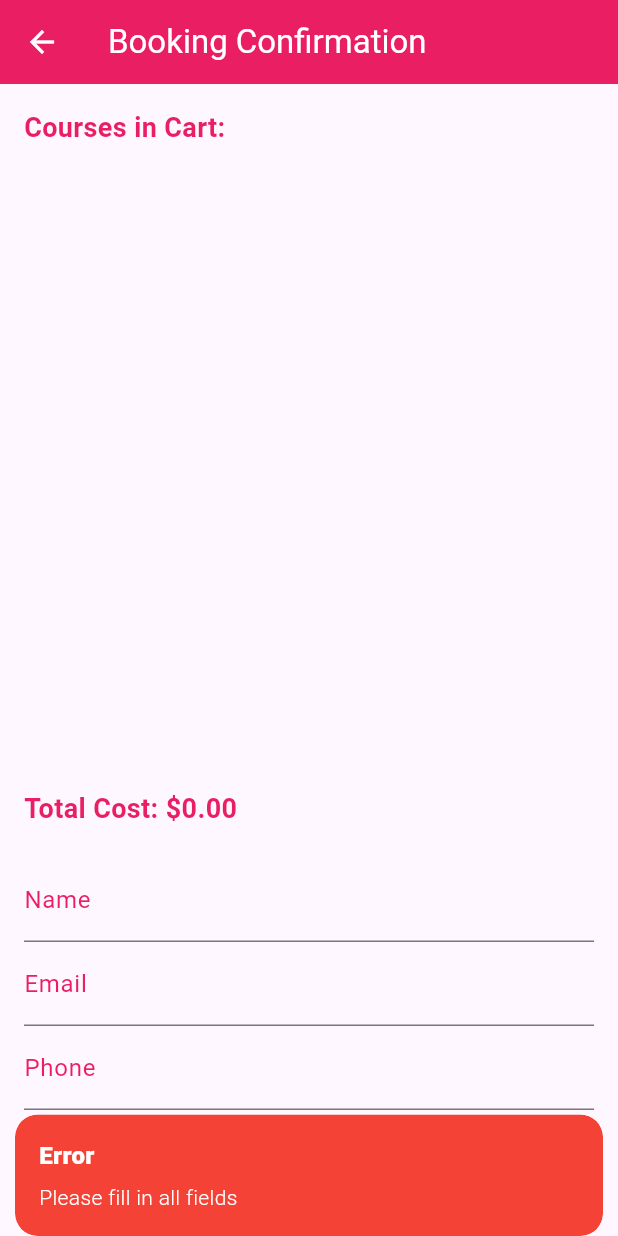
After one commit to oga-tsukimori/universal_yoga_customer_app, a Flutter app: the BookingPage screen opened directly, after a tap on "Confirm", on a phone screen of 412 x 824 dp. The commit adds this screen. Run offline on Flutter 3.47's test engine with Material 3 defaults, Android fonts, the phone set to English and light mode, and no system bars; our stand-ins replace cloud_firestore, firebase_core, get; accounts and stored records are empty.

Commit message:
refactor cart and booking page

```diff
--- a/lib/components/course_card.dart
+++ b/lib/components/course_card.dart
@@ -3,6 +3,7 @@ import 'package:get/get.dart';
 import '../controllers/course_controller.dart';
 import '../models/class_model.dart';
 import '../models/course_model.dart';
+import '../pages/booking_page.dart';
 import 'class_card.dart';
 
 class CourseCard extends StatelessWidget {
@@ -76,27 +77,11 @@ class CourseCard extends StatelessWidget {
                   mainAxisAlignment: MainAxisAlignment.center,
                   children: [
                     ElevatedButton(
-                      onPressed: (!isInCart && !isCourseInCart)
-                          ? () {
-                              courseController.addToCart(course);
-                              Get.snackbar(
-                                'Course Added',
-                                '${course.description} has been added to your cart.',
-                                snackPosition: SnackPosition.BOTTOM,
-                                backgroundColor: Colors.green,
-                                colorText: Colors.white,
-                              );
-                            }
-                          : () {
-                              courseController.removeFromCart(course);
-                              Get.snackbar(
-                                'Course Removed',
-                                '${course.description} has been removed from your cart.',
-                                snackPosition: SnackPosition.BOTTOM,
-                                backgroundColor: Colors.red,
-                                colorText: Colors.white,
-                              );
-                            },
+                      onPressed: () {
+                        (!isInCart && !isCourseInCart)
+                            ? courseController.addToCart(course)
+                            : courseController.removeFromCart(course);
+                      },
                       style: ElevatedButton.styleFrom(
                         foregroundColor: Colors.pink,
                         backgroundColor: Colors.white,
@@ -112,7 +97,7 @@ class CourseCard extends StatelessWidget {
                         padding: const EdgeInsets.only(left: 28),
                         child: ElevatedButton(
                           onPressed: () {
-                            // Book Now functionality
+                            Get.to(() => BookingPage());
                           },
                           style: ElevatedButton.styleFrom(
                             foregroundColor: Colors.white,
--- a/lib/controllers/course_controller.dart
+++ b/lib/controllers/course_controller.dart
@@ -1,4 +1,5 @@
 // controllers/course_controller.dart
+import 'package:flutter/material.dart';
 import 'package:get/get.dart';
 import 'package:cloud_firestore/cloud_firestore.dart';
 import 'dart:math';
@@ -72,11 +73,49 @@ class CourseController extends GetxController {
   void addToCart(Course course) {
     if (!cart.contains(course)) {
       cart.add(course);
+      Get.snackbar(
+        'Course Added',
+        '${course.description} has been added to your cart.',
+        snackPosition: SnackPosition.BOTTOM,
+        backgroundColor: Colors.green,
+        colorText: Colors.white,
+      );
     }
   }
 
   void removeFromCart(Course course) {
     cart.remove(course);
+    Get.snackbar(
+      'Course Removed',
+      '${course.description} has been removed from your cart.',
+      snackPosition: SnackPosition.BOTTOM,
+      backgroundColor: Colors.red,
+      colorText: Colors.white,
+    );
+  }
+
+  Future<void> confirmBooking({
+    required String name,
+    required String email,
+    required String phone,
+  }) async {
+    await _firestore.collection('users').add({
+      'name': name,
+      'email': email,
+      'phone': phone,
+      'courses': cart.map((course) => course.id).toList(),
+    });
+
+    Get.snackbar(
+      'Success',
+      'Booking confirmed!',
+      snackPosition: SnackPosition.BOTTOM,
+      backgroundColor: Colors.green,
+      colorText: Colors.white,
+    );
+
+    cart.clear();
+    Get.back();
   }
 
   void addDummyData() async {
--- /dev/null
+++ b/lib/pages/booking_page.dart
@@ -0,0 +1,167 @@
+import 'package:flutter/material.dart';
+import 'package:get/get.dart';
+import '../controllers/course_controller.dart';
+
+class BookingPage extends StatelessWidget {
+  final CourseController courseController = Get.find();
+  final TextEditingController nameController = TextEditingController();
+  final TextEditingController emailController = TextEditingController();
+  final TextEditingController phoneController = TextEditingController();
+
+  BookingPage({super.key});
+
+  @override
+  Widget build(BuildContext context) {
+    return Scaffold(
+      appBar: AppBar(
+        leading: IconButton(
+          icon: const Icon(Icons.arrow_back, color: Colors.white),
+          onPressed: () => Navigator.of(context).pop(),
+        ),
+        title: const Text(
+          'Booking Confirmation',
+          style: TextStyle(color: Colors.white),
+        ),
+        backgroundColor: Colors.pink,
+      ),
+      body: Padding(
+        padding: const EdgeInsets.all(16.0),
+        child: Column(
+          crossAxisAlignment: CrossAxisAlignment.start,
+          children: [
+            const Text(
+              'Courses in Cart:',
+              style: TextStyle(
+                fontSize: 18,
+                fontWeight: FontWeight.bold,
+                color: Colors.pink,
+              ),
+            ),
+            const SizedBox(height: 10),
+            Expanded(
+              child: Obx(() {
+                return ListView.builder(
+                  itemCount: courseController.cart.length,
+                  itemBuilder: (context, index) {
+                    var course = courseController.cart[index];
+                    return Card(
+                      margin: const EdgeInsets.symmetric(vertical: 5),
+                      color: Colors.pink[50],
+                      child: ListTile(
+                        title: Text(
+                          course.description,
+                          style: const TextStyle(
+                            fontSize: 16,
+                            fontWeight: FontWeight.bold,
+                            color: Colors.pink,
+                          ),
+                        ),
+                        subtitle: Column(
+                          crossAxisAlignment: CrossAxisAlignment.start,
+                          children: [
+                            Text(
+                              'Date: ${course.day}',
+                              style: const TextStyle(color: Colors.pink),
+                            ),
+                            Text(
+                              'Price: \$${course.price}',
+                              style: const TextStyle(color: Colors.pink),
+                            ),
+                          ],
+                        ),
+                      ),
+                    );
+                  },
+                );
+              }),
+            ),
+            const SizedBox(height: 10),
+            Obx(() {
+              double totalCost = courseController.cart
+                  .fold(0, (sum, course) => sum + course.price);
+              return Text(
+                'Total Cost: \$${totalCost.toStringAsFixed(2)}',
+                style: const TextStyle(
+                  fontSize: 18,
+                  fontWeight: FontWeight.bold,
+                  color: Colors.pink,
+                ),
+              );
+            }),
+            const SizedBox(height: 20),
+            TextField(
+              controller: nameController,
+              decoration: const InputDecoration(
+                labelText: 'Name',
+                labelStyle: TextStyle(color: Colors.pink),
+                focusedBorder: UnderlineInputBorder(
+                  borderSide: BorderSide(color: Colors.pink),
+                ),
+              ),
+            ),
+            TextField(
+              controller: emailController,
+              decoration: const InputDecoration(
+                labelText: 'Email',
+                labelStyle: TextStyle(color: Colors.pink),
+                focusedBorder: UnderlineInputBorder(
+                  borderSide: BorderSide(color: Colors.pink),
+                ),
+              ),
+            ),
+            TextField(
+              controller: phoneController,
+              decoration: const InputDecoration(
+                labelText: 'Phone',
+                labelStyle: TextStyle(color: Colors.pink),
+                focusedBorder: UnderlineInputBorder(
+                  borderSide: BorderSide(color: Colors.pink),
+                ),
+              ),
+            ),
+            const SizedBox(height: 20),
+            Center(
+              child: ElevatedButton(
+                onPressed: () async {
+                  if (nameController.text.isEmpty ||
+                      emailController.text.isEmpty ||
+                      phoneController.text.isEmpty) {
+                    Get.snackbar(
+                      'Error',
+                      'Please fill in all fields',
+                      snackPosition: SnackPosition.BOTTOM,
+                      backgroundColor: Colors.red,
+                      colorText: Colors.white,
+                    );
+                    return;
+                  }
+
+                  try {
+                    await courseController.confirmBooking(
+                      name: nameController.text,
+                      email: emailController.text,
+                      phone: phoneController.text,
+                    );
+                  } catch (e) {
+                    Get.snackbar(
+                      'Error',
+                      'Failed to confirm booking',
+                      snackPosition: SnackPosition.BOTTOM,
+                      backgroundColor: Colors.red,
+                      colorText: Colors.white,
+                    );
+                  }
+                },
+                style: ElevatedButton.styleFrom(
+                  foregroundColor: Colors.white,
+                  backgroundColor: Colors.pink,
+                ),
+                child: const Text('Confirm'),
+              ),
+            ),
+          ],
+        ),
+      ),
+    );
+  }
+}
--- a/lib/views/home_view.dart
+++ b/lib/views/home_view.dart
@@ -115,6 +115,12 @@ class HomeViewState extends State<HomeView> {
         selectedItemColor: Colors.pink,
         onTap: _onItemTapped,
       ),
+      // floatingActionButton: FloatingActionButton(
+      //   onPressed: () {
+      //     courseController.addDummyData();
+      //   },
+      //   child: const Icon(Icons.add),
+      // ),
     );
   }
 }
```
